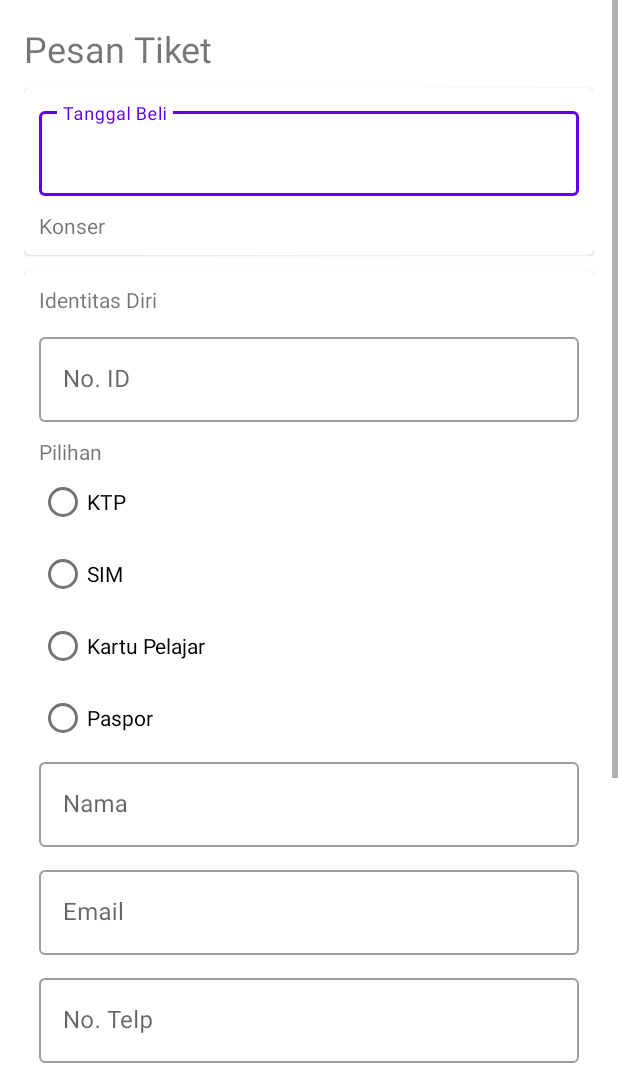
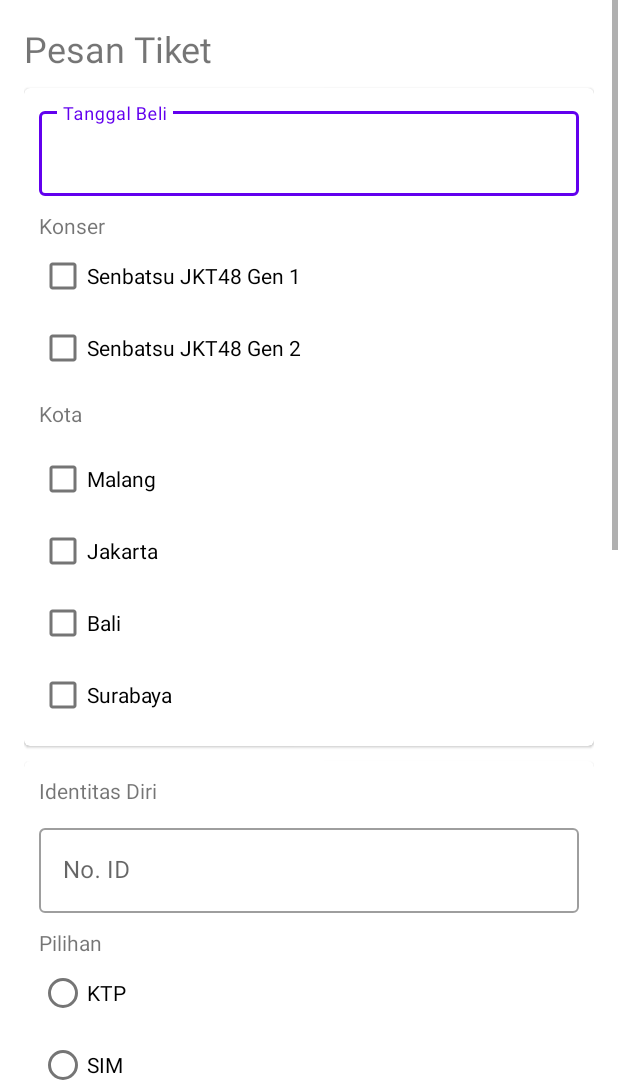
Before and after one commit to rjial/ppb1_uts, an Android app: the PesanTiketKonser screen opened directly, with no data from a screen before it, on a phone screen of 412 x 824 dp, the part 150-1236 px from its top. Run offline under Robolectric (Android 15) with nearby library versions, the phone set to English and light mode, and no system bars.

Commit message:
pokok progress :v

```diff
--- a/app/src/main/java/com/rizal/utsa/ticketbox/PesanTiketKonser.java
+++ b/app/src/main/java/com/rizal/utsa/ticketbox/PesanTiketKonser.java
@@ -2,13 +2,107 @@ package com.rizal.utsa.ticketbox;
 
 import androidx.appcompat.app.AppCompatActivity;
 
+import android.icu.text.DecimalFormatSymbols;
 import android.os.Bundle;
+import android.text.Editable;
+import android.text.TextWatcher;
+import android.view.KeyEvent;
+import android.view.View;
+import android.widget.CheckBox;
+import android.widget.CompoundButton;
+import android.widget.LinearLayout;
+import android.widget.RadioButton;
+import android.widget.RadioGroup;
+import android.widget.TextView;
+
+import com.google.android.material.card.MaterialCardView;
+import com.google.android.material.textfield.TextInputEditText;
+import com.rizal.utsa.ticketbox.model.Konser;
+import com.rizal.utsa.ticketbox.model.Tiket;
+
+import java.text.DecimalFormat;
+import java.text.NumberFormat;
+import java.util.List;
+import java.util.Locale;
 
 public class PesanTiketKonser extends AppCompatActivity {
 
+    private LinearLayout lytCBKonser, lytKotaKonser, lytTransferBank, lytKartuKredit;
+    private TextView txtJmlhPembayaran;
+    private RadioGroup rgPembayaran;
+    private Locale myIndonesianLocale = new Locale("in", "ID");
+    private NumberFormat formater = NumberFormat.getCurrencyInstance(myIndonesianLocale);
     @Override
     protected void onCreate(Bundle savedInstanceState) {
         super.onCreate(savedInstanceState);
         setContentView(R.layout.activity_pesan_tiket_konser);
+        lytCBKonser = (LinearLayout) findViewById(R.id.lytCBKonser);
+        lytKotaKonser = (LinearLayout) findViewById(R.id.lytKotaKonser);
+        txtJmlhPembayaran = (TextView) findViewById(R.id.txtJmlhPembayaran);
+        lytTransferBank = (LinearLayout) findViewById(R.id.lytTransferBank);
+        lytKartuKredit = (LinearLayout) findViewById(R.id.lytKartuKredit);
+        rgPembayaran = (RadioGroup) findViewById(R.id.rgPembayaran);
+        Tiket tiket = new Tiket();
+        List<Konser> listKonser = Konser.listKonser;
+        for(Konser konser: listKonser) {
+            View child = getLayoutInflater().inflate(R.layout.item_konser, null);
+            lytCBKonser.addView(child);
+            CheckBox cbKonser = (CheckBox) child.findViewById(R.id.cbKonserItem);
+            cbKonser.setText(konser.getNamaKonser());
+            TextView txtHargaKonserItem = (TextView) child.findViewById(R.id.txtHargaKonserItem);
+            txtHargaKonserItem.setText("Harga Tiket : " + formater.format(konser.getHargaKonser()));
+            MaterialCardView cardKonser = (MaterialCardView) child.findViewById(R.id.cardKonser);
+            cardKonser.setVisibility(View.GONE);
+            cbKonser.setOnCheckedChangeListener(new CompoundButton.OnCheckedChangeListener() {
+                @Override
+                public void onCheckedChanged(CompoundButton compoundButton, boolean b) {
+                    if (b) {
+                        cardKonser.setVisibility(View.VISIBLE);
+                        tiket.addKonser(konser, 0);
+                        txtJmlhPembayaran.setText(formater.format(tiket.calcHarga()));
+                        TextInputEditText txtQtyKonserItem = child.findViewById(R.id.txtQtyKonserItem);
+                        txtQtyKonserItem.addTextChangedListener(new TextWatcher() {
+                            @Override
+                            public void beforeTextChanged(CharSequence charSequence, int i, int i1, int i2) {
+
+                            }
+
+                            @Override
+                            public void onTextChanged(CharSequence charSequence, int i, int i1, int i2) {
+                                if (!txtQtyKonserItem.getText().toString().equals("")) {
+                                    tiket.setQtyKonser(konser, Integer.parseInt(txtQtyKonserItem.getText().toString()));
+                                    txtJmlhPembayaran.setText(formater.format(tiket.calcHarga()));
+                                }
+                            }
+
+                            @Override
+                            public void afterTextChanged(Editable editable) {
+
+                            }
+                        });
+                    } else {
+                        tiket.removeKonser(konser);
+                        cardKonser.setVisibility(View.GONE);
+                    }
+                }
+            });
+        }
+        rgPembayaran.setOnCheckedChangeListener(new RadioGroup.OnCheckedChangeListener() {
+            @Override
+            public void onCheckedChanged(RadioGroup radioGroup, int i) {
+                RadioButton rb = (RadioButton) findViewById(i);
+                if (rb.getText().toString().equals(getResources().getString(R.string.transfer_bank))) {
+                    lytTransferBank.setVisibility(View.VISIBLE);
+                    lytKartuKredit.setVisibility(View.GONE);
+                } else if (rb.getText().toString().equals(getResources().getString(R.string.kartu_kredit))) {
+                    lytTransferBank.setVisibility(View.GONE);
+                    lytKartuKredit.setVisibility(View.VISIBLE);
+                } else {
+                    lytTransferBank.setVisibility(View.GONE);
+                    lytKartuKredit.setVisibility(View.GONE);
+                }
+
+            }
+        });
     }
 }
--- /dev/null
+++ b/app/src/main/java/com/rizal/utsa/ticketbox/model/Tiket.java
@@ -0,0 +1,125 @@
+package com.rizal.utsa.ticketbox.model;
+
+import android.util.Pair;
+
+import java.time.LocalDateTime;
+import java.util.ArrayList;
+import java.util.HashMap;
+import java.util.List;
+import java.util.Map;
+
+public class Tiket {
+    enum Pembayaran {
+        TRANSFER_BANK,
+        KARTU_KREDIT
+    }
+    private Map<Konser, Integer> listKonser = new HashMap<>();
+    private LocalDateTime tanggalBeli;
+    private List<String> listKota = new ArrayList<>();
+    private String noID;
+    private String jenisID;
+    private String namaPembeli;
+    private String emailPembeli;
+    private String telpPembeli;
+    private String alamatPembeli;
+    private Pembayaran pembayaranPembeli;
+    private int jmlhTransfer;
+    private LocalDateTime tglTransfer;
+    private String bankTransfer;
+    private int noAC;
+    private String namaPembayar;
+    private String namaKK;
+    private String atasNamaKK;
+    private LocalDateTime tglBayar;
+    public Tiket() {
+        listKonser.clear();
+        listKota.clear();
+    }
+
+    public void addKonser(Konser konser, int qty) {
+        listKonser.put(konser, qty);
+    }
+    public void setQtyKonser(Konser konser, int qty) {
+        listKonser.put(konser, qty);
+    }
+    public void removeKonser(Konser konser) {
+        listKonser.remove(konser);
+    }
+
+    public int calcHarga() {
+        int harga = 0;
+        for (Map.Entry<Konser, Integer> entryKonser : listKonser.entrySet()) {
+            harga += (entryKonser.getKey().getHargaKonser() * entryKonser.getValue());
+        }
+        return harga;
+    }
+
+
+    public void addKota(String kota) {
+        listKota.add(kota);
+    }
+
+    public void setTanggalBeli(LocalDateTime tanggalBeli) {
+        this.tanggalBeli = tanggalBeli;
+    }
+
+    public void setNoID(String noID) {
+        this.noID = noID;
+    }
+
+    public void setJenisID(String jenisID) {
+        this.jenisID = jenisID;
+    }
+
+    public void setNamaPembeli(String namaPembeli) {
+        this.namaPembeli = namaPembeli;
+    }
+
+    public void setEmailPembeli(String emailPembeli) {
+        this.emailPembeli = emailPembeli;
+    }
+
+    public void setTelpPembeli(String telpPembeli) {
+        this.telpPembeli = telpPembeli;
+    }
+
+    public void setAlamatPembeli(String alamatPembeli) {
+        this.alamatPembeli = alamatPembeli;
+    }
+
+    public void setPembayaranPembeli(Pembayaran pembayaranPembeli) {
+        this.pembayaranPembeli = pembayaranPembeli;
+    }
+
+    public void setJmlhTransfer(int jmlhTransfer) {
+        this.jmlhTransfer = jmlhTransfer;
+    }
+
+    public void setTglTransfer(LocalDateTime tglTransfer) {
+        this.tglTransfer = tglTransfer;
+    }
+
+    public void setBankTransfer(String bankTransfer) {
+        this.bankTransfer = bankTransfer;
+    }
+
+    public void setNoAC(int noAC) {
+        this.noAC = noAC;
+    }
+
+    public void setNamaPembayar(String namaPembayar) {
+        this.namaPembayar = namaPembayar;
+    }
+
+    public void setNamaKK(String namaKK) {
+        this.namaKK = namaKK;
+    }
+
+    public void setAtasNamaKK(String atasNamaKK) {
+        this.atasNamaKK = atasNamaKK;
+    }
+
+    public void setTglBayar(LocalDateTime tglBayar) {
+        this.tglBayar = tglBayar;
+    }
+}
--- a/app/src/main/res/layout/activity_pesan_tiket_konser.xml
+++ b/app/src/main/res/layout/activity_pesan_tiket_konser.xml
@@ -90,6 +90,38 @@
                         <!--                    </com.google.android.material.card.MaterialCardView>-->
 
                         <!--                </LinearLayout>-->
+                    </LinearLayout>
+                    <TextView
+                        android:layout_width="wrap_content"
+                        android:layout_height="wrap_content"
+                        android:text="Kota"
+                        android:layout_marginTop="10dp"/>
+                    <LinearLayout
+                        android:id="@+id/lytKotaKonser"
+                        android:layout_width="match_parent"
+                        android:layout_height="wrap_content"
+                        android:orientation="vertical"
+                        android:layout_marginTop="10dp">
+                        <CheckBox
+                            android:id="@+id/cbKotaMalang"
+                            android:layout_width="wrap_content"
+                            android:layout_height="wrap_content"
+                            android:text="@string/malang"/>
+                        <CheckBox
+                            android:id="@+id/cbKotaJakarta"
+                            android:layout_width="wrap_content"
+                            android:layout_height="wrap_content"
+                            android:text="@string/jakarta"/>
+                        <CheckBox
+                            android:id="@+id/cbKotaBali"
+                            android:layout_width="wrap_content"
+                            android:layout_height="wrap_content"
+                            android:text="@string/bali"/>
+                        <CheckBox
+                            android:id="@+id/cbKotaSurabaya"
+                            android:layout_width="wrap_content"
+                            android:layout_height="wrap_content"
+                            android:text="@string/surabaya"/>
                     </LinearLayout>
                 </LinearLayout>
             </com.google.android.material.card.MaterialCardView>
@@ -205,6 +237,28 @@
                 <LinearLayout
                     android:layout_width="match_parent"
                     android:layout_height="wrap_content"
+                    android:padding="10dp"
+                    android:orientation="vertical">
+                    <TextView
+                        android:layout_width="wrap_content"
+                        android:layout_height="wrap_content"
+                        android:text="@string/jumlah_pembayaran"/>
+                    <TextView
+                        android:id="@+id/txtJmlhPembayaran"
+                        android:layout_width="wrap_content"
+                        android:layout_height="wrap_content"
+                        android:layout_marginTop="10dp"
+                        android:textSize="24sp"
+                        android:text="Rp. X.XXX.XXX,XX"/>
+                </LinearLayout>
+            </com.google.android.material.card.MaterialCardView>
+            <com.google.android.material.card.MaterialCardView
+                android:layout_width="match_parent"
+                android:layout_height="wrap_content"
+                android:layout_marginTop="10dp">
+                <LinearLayout
+                    android:layout_width="match_parent"
+                    android:layout_height="wrap_content"
                     android:orientation="vertical"
                     android:padding="10dp">
                     <TextView
@@ -214,6 +268,7 @@
                         />
 
                         <RadioGroup
+                            android:id="@+id/rgPembayaran"
                             android:layout_width="wrap_content"
                             android:layout_height="wrap_content">
                             <RadioButton
@@ -228,6 +283,7 @@
                                 android:text="@string/kartu_kredit"/>
                         </RadioGroup>
                         <LinearLayout
+                            android:id="@+id/lytTransferBank"
                             android:layout_width="match_parent"
                             android:layout_height="wrap_content"
                             android:orientation="vertical"
@@ -289,6 +345,7 @@
                             </com.google.android.material.textfield.TextInputLayout>
                         </LinearLayout>
                         <LinearLayout
+                            android:id="@+id/lytKartuKredit"
                             android:layout_width="match_parent"
                             android:layout_height="wrap_content"
                             android:orientation="vertical"
--- a/app/src/main/res/layout/item_konser.xml
+++ b/app/src/main/res/layout/item_konser.xml
@@ -9,6 +9,7 @@
         android:layout_height="wrap_content"
         android:text="Contoh"/>
     <com.google.android.material.card.MaterialCardView
+        android:id="@+id/cardKonser"
         android:layout_width="match_parent"
         android:layout_height="wrap_content">
         <LinearLayout
@@ -26,7 +27,8 @@
                 android:layout_width="match_parent"
                 android:layout_height="wrap_content"
                 style="@style/Widget.MaterialComponents.TextInputLayout.OutlinedBox"
-                android:hint="Qty">
+                android:hint="Qty"
+                android:layout_marginTop="10dp">
                 <com.google.android.material.textfield.TextInputEditText
                     android:id="@+id/txtQtyKonserItem"
                     android:layout_width="match_parent"
--- a/app/src/main/res/values/strings.xml
+++ b/app/src/main/res/values/strings.xml
@@ -16,4 +16,9 @@
     <string name="via_bank">Via Bank</string>
     <string name="no_ac">No. AC</string>
     <string name="atas_nama">Atas Nama</string>
+    <string name="malang">Malang</string>
+    <string name="jakarta">Jakarta</string>
+    <string name="bali">Bali</string>
+    <string name="surabaya">Surabaya</string>
+    <string name="jumlah_pembayaran">Jumlah Pembayaran</string>
 </resources>
```
